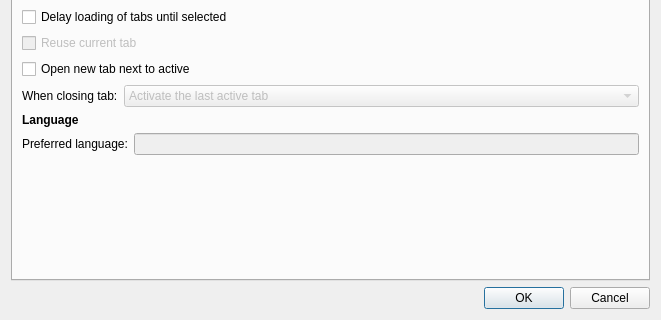
Above: src/ui/PreferencesDialog.ui from OtterBrowser/otter-browser before the change; both pictures show x 0 to 661 and y 263 to 583 of the 661 by 583 pixel window. Below: the same form after it.
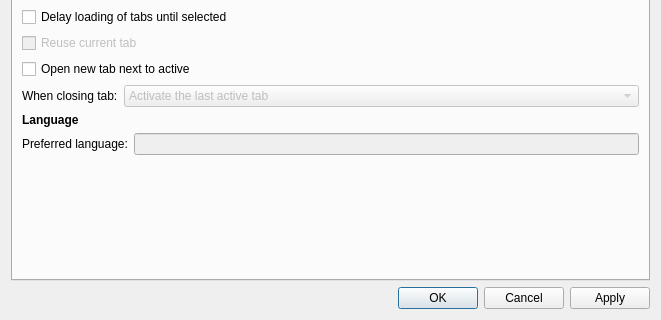
That is the form after the change. Custom widgets are drawn as their Qt base class.

Commit message: Add Apply button to preferences dialog

The edit to the form file:
```diff
--- a/src/ui/PreferencesDialog.ui
+++ b/src/ui/PreferencesDialog.ui
@@ -1903,7 +1903,7 @@
    <item>
     <widget class="QDialogButtonBox" name="buttonBox">
      <property name="standardButtons">
-      <set>QDialogButtonBox::Cancel|QDialogButtonBox::Ok</set>
+      <set>QDialogButtonBox::Apply|QDialogButtonBox::Cancel|QDialogButtonBox::Ok</set>
      </property>
     </widget>
    </item>
```
The commit also changes 2 other files.
